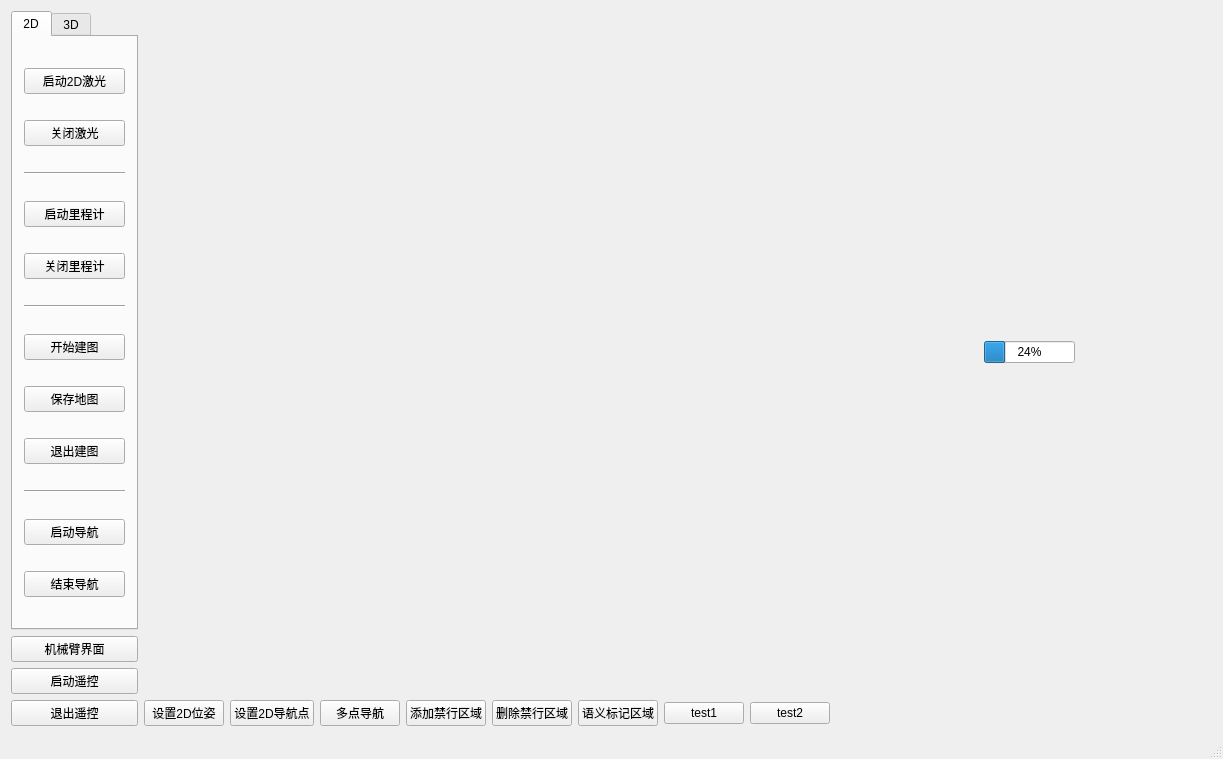
Above: ros_gui/ui/mainwindow.ui from MrMao007/ros_gui2 before the change. Below: the same form after it.
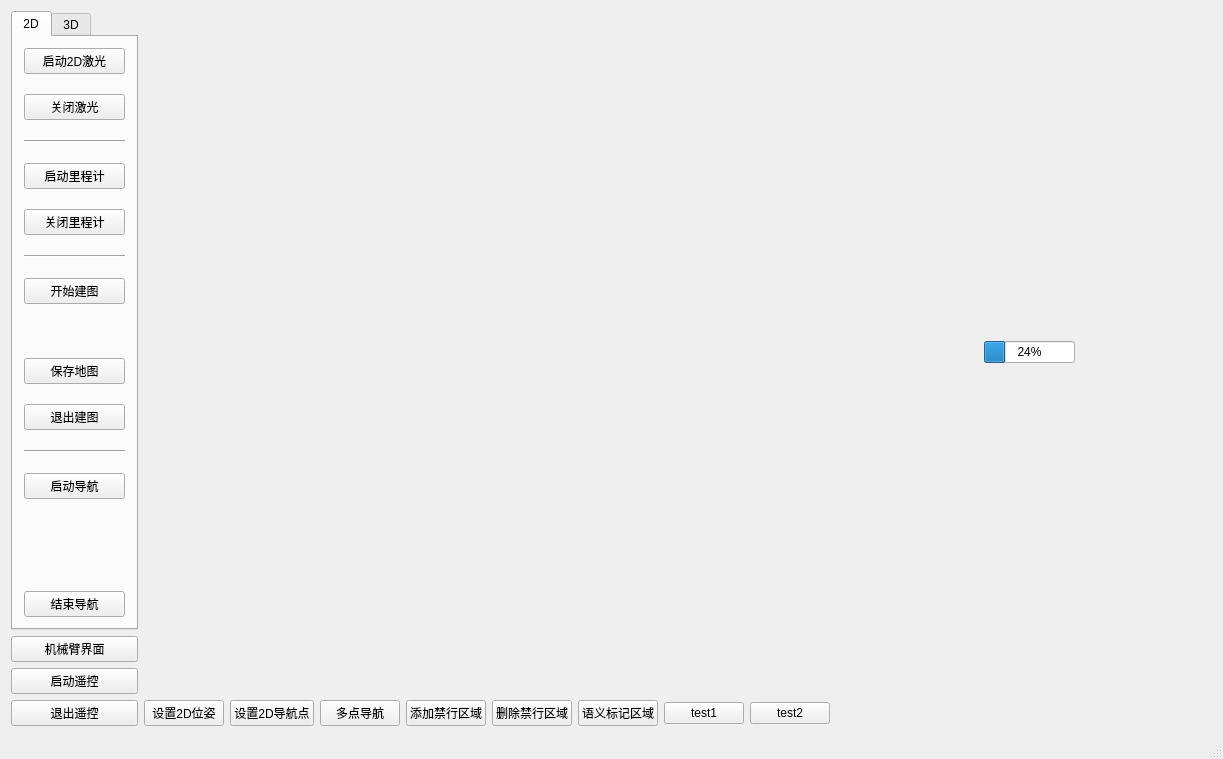
That is the form after the change. Icons and pictures are not drawn.

Diff of the .ui file:
```diff
--- a/ros_gui/ui/mainwindow.ui
+++ b/ros_gui/ui/mainwindow.ui
@@ -21,14 +21,38 @@
        <layout class="QVBoxLayout" name="verticalLayout_10" stretch="0,0,0,0">
         <item>
          <widget class="QTabWidget" name="tabWidget">
+          <property name="sizePolicy">
+           <sizepolicy hsizetype="Expanding" vsizetype="Expanding">
+            <horstretch>0</horstretch>
+            <verstretch>0</verstretch>
+           </sizepolicy>
+          </property>
+          <property name="tabPosition">
+           <enum>QTabWidget::North</enum>
+          </property>
+          <property name="tabShape">
+           <enum>QTabWidget::Rounded</enum>
+          </property>
           <property name="currentIndex">
            <number>0</number>
           </property>
+          <property name="iconSize">
+           <size>
+            <width>16</width>
+            <height>16</height>
+           </size>
+          </property>
           <widget class="QWidget" name="tab">
            <attribute name="title">
             <string>2D</string>
            </attribute>
-           <layout class="QVBoxLayout" name="verticalLayout_2">
+           <layout class="QVBoxLayout" name="verticalLayout_2" stretch="5,5,5,5,5,5,5,0,5,0,5,5,5,5">
+            <property name="spacing">
+             <number>20</number>
+            </property>
+            <property name="sizeConstraint">
+             <enum>QLayout::SetMaximumSize</enum>
+            </property>
             <item>
              <widget class="QPushButton" name="pushButton_4">
               <property name="text">
@@ -78,6 +102,22 @@
               </property>
              </widget>
             </item>
+            <item>
+             <widget class="QLabel" name="label_6">
+              <property name="sizePolicy">
+               <sizepolicy hsizetype="Expanding" vsizetype="Expanding">
+                <horstretch>0</horstretch>
+                <verstretch>0</verstretch>
+               </sizepolicy>
+              </property>
+              <property name="styleSheet">
+               <string notr="true">color: rgb(239, 41, 41);</string>
+              </property>
+              <property name="text">
+               <string/>
+              </property>
+             </widget>
+            </item>
             <item>
              <widget class="QPushButton" name="pushButton_9">
               <property name="text">
@@ -106,6 +146,16 @@
               </property>
              </widget>
             </item>
+            <item>
+             <widget class="QLabel" name="label_5">
+              <property name="styleSheet">
+               <string notr="true">color: rgb(239, 41, 41);</string>
+              </property>
+              <property name="text">
+               <string/>
+              </property>
+             </widget>
+            </item>
             <item>
              <widget class="QPushButton" name="pushButton_14">
               <property name="text">
```
